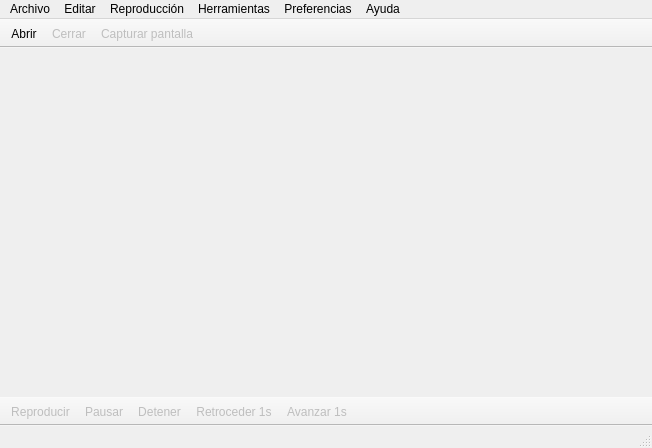
This is movieplayer.ui in Madh93/Qt5-MoviePlayer as Qt 5 draws it before an edit. The edited form follows.
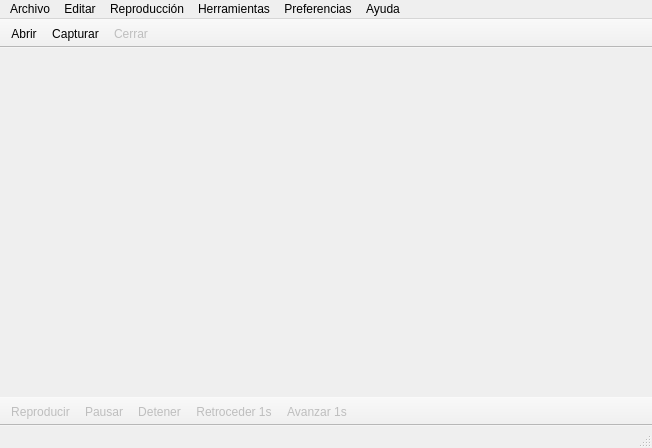
This is the edited form.

Commit message: ventana para seleccionar camara

What changed in the file:
```diff
--- a/movieplayer.ui
+++ b/movieplayer.ui
@@ -179,8 +179,8 @@
     <bool>false</bool>
    </attribute>
    <addaction name="actionAbrir"/>
+   <addaction name="actionCapturarVideo"/>
    <addaction name="actionCerrar"/>
-   <addaction name="actionCapturarPantalla"/>
   </widget>
   <widget class="QToolBar" name="toolBarInferior">
    <property name="windowTitle">
@@ -496,7 +496,7 @@
     <bool>false</bool>
    </property>
    <property name="text">
-    <string>Capturar pantalla</string>
+    <string>Tomar instantánea</string>
    </property>
   </action>
   <action name="actionAutoReproducir">
@@ -509,7 +509,7 @@
   </action>
   <action name="actionCapturarVideo">
    <property name="text">
-    <string>Capturar vídeo</string>
+    <string>Capturar</string>
    </property>
   </action>
  </widget>
```
The commit also changes 6 other files.
